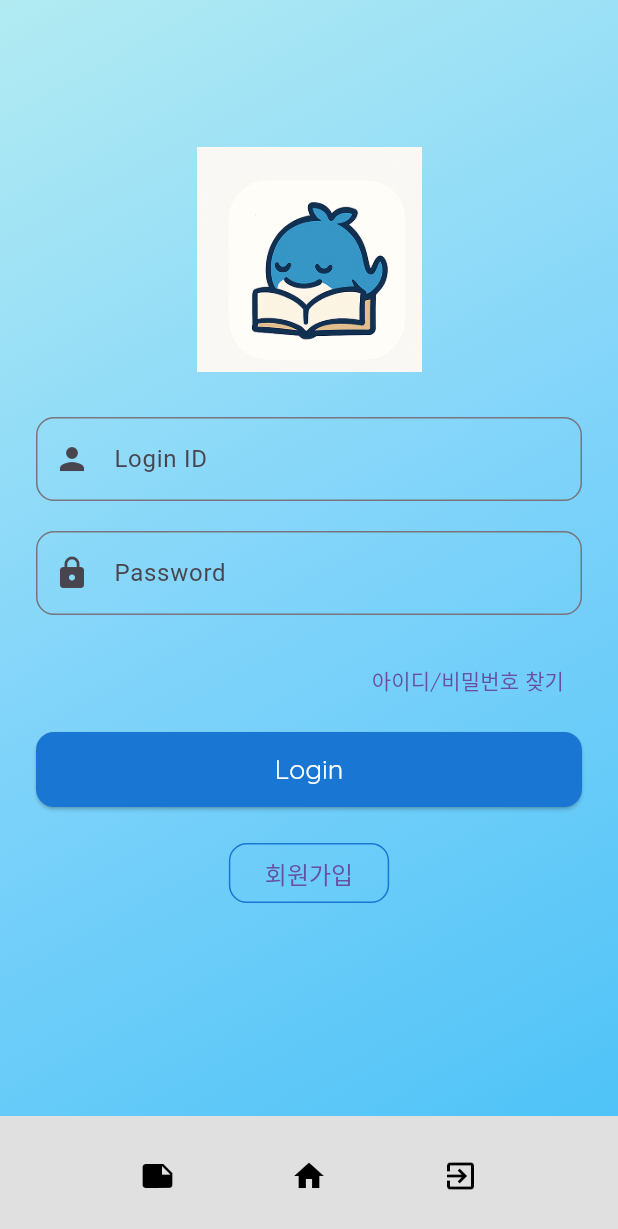
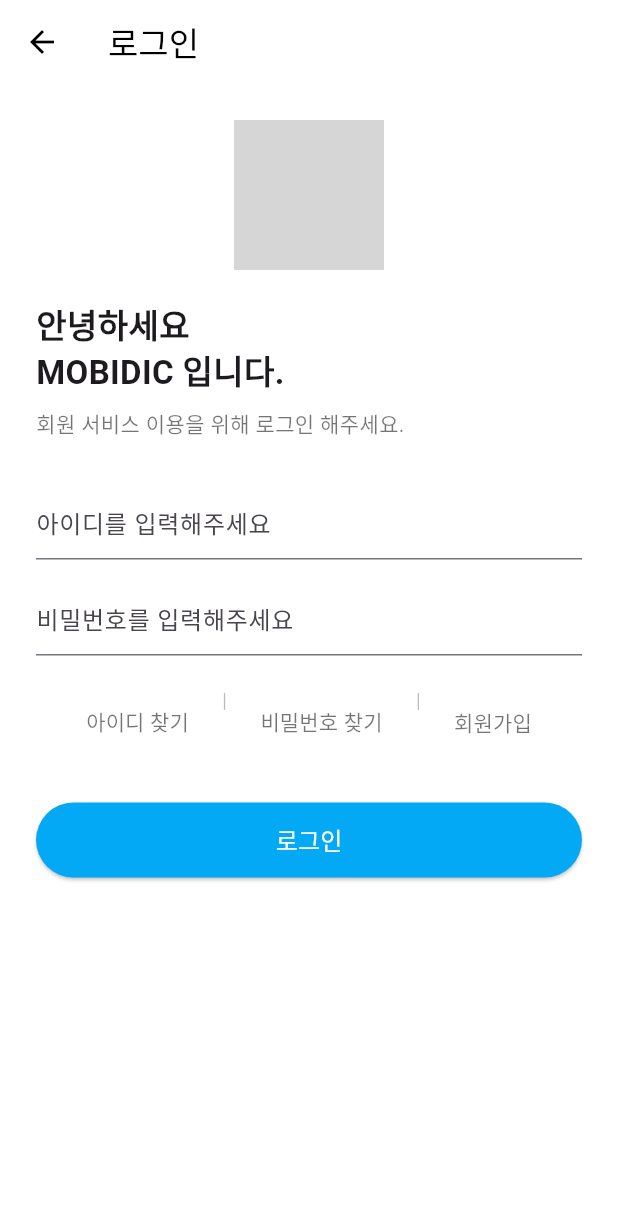
Before and after one commit to kthowns/mobile-dictionary, a Flutter app: the screen it shows after launch, on a phone screen of 412 x 824 dp. Shown: the top 1229 px of the screen. Run offline on Flutter 3.47's test engine with Material 3 defaults, Android fonts, the phone set to English and light mode, and no system bars; grey boxes are pictures that could not be loaded.

Commit message:
fix: 로그인 UI 수정 - 상단에 현재 페이지 이름 - 누끼 딴 어플 아이콘 삽입 - ID/PW/Sign up 페이지 한 번에 표시 - 가독성 위해 배경 흰색 설정 - 버튼 색상 변경 -찾기 및 회원가입 버튼 누르면 한번에 페이지 이동

```diff
--- a/mobidic_flutter/lib/Log_in_page.dart
+++ b/mobidic_flutter/lib/Log_in_page.dart
@@ -1,6 +1,10 @@
 import 'package:flutter/material.dart';
+import 'find_id_page.dart';
+import 'find_pw_page.dart';
 
 class LoginPage extends StatefulWidget {
+  const LoginPage({Key? key}) : super(key: key);
+
   @override
   State<LoginPage> createState() => _LoginPageState();
 }
@@ -12,58 +16,32 @@ class _LoginPageState extends State<LoginPage> {
 
   void handleLogin() async {
     setState(() => isLoading = true);
-    await Future.delayed(Duration(seconds: 2));
+    await Future.delayed(const Duration(seconds: 2));
+
+    if (!mounted) return;
 
     final email = emailController.text;
     final password = passwordController.text;
+    final success = (email == 'testid' && password == 'testpassword');
 
-    if (email == 'testid' && password == 'testpassword') {
     showDialog(
       context: context,
       builder: (_) => AlertDialog(
         title: Text(
-            '\u2705 로그인 성공',
-            style: TextStyle(fontFamily: 'Baloo2'),
+          success ? '✅ 로그인 성공' : '❌ 로그인 실패',
+          style: const TextStyle(fontWeight: FontWeight.bold),
         ),
-          content: Text(
-            '환영합니다, $email 님!',
-            style: TextStyle(fontFamily: 'MPlusRounded1c'),
-          ),
+        content: Text(success
+            ? '환영합니다, $email 님!'
+            : '아이디 또는 비밀번호가 잘못되었습니다.'),
         actions: [
           TextButton(
             onPressed: () => Navigator.pop(context),
-              child: Text(
-                '확인',
-                style: TextStyle(fontFamily: 'Quicksand'),
-              ),
+            child: const Text('확인'),
           ),
         ],
       ),
     );
-    } else {
-      showDialog(
-        context: context,
-        builder: (_) => AlertDialog(
-          title: Text(
-            '\u274C 로그인 실패',
-            style: TextStyle(fontFamily: 'Baloo2'),
-          ),
-          content: Text(
-            '아이디 또는 비밀번호가 잘못되었습니다.',
-            style: TextStyle(fontFamily: 'MPlusRounded1c'),
-          ),
-          actions: [
-            TextButton(
-              onPressed: () => Navigator.pop(context),
-              child: Text(
-                '다시 시도',
-                style: TextStyle(fontFamily: 'Quicksand'),
-              ),
-            ),
-          ],
-        ),
-      );
-    }
 
     setState(() => isLoading = false);
   }
@@ -71,120 +49,108 @@ class _LoginPageState extends State<LoginPage> {
   @override
   Widget build(BuildContext context) {
     return Scaffold(
-      body: Container(
-        width: double.infinity,
-        decoration: const BoxDecoration(
-          gradient: LinearGradient(
-            colors: [Color(0xFFb2ebf2), Color(0xFF81d4fa), Color(0xFF4fc3f7)],
-            begin: Alignment.topLeft,
-            end: Alignment.bottomRight,
+      backgroundColor: Colors.white,
+      appBar: AppBar(
+        backgroundColor: Colors.white,
+        elevation: 0,
+        leading: const Icon(Icons.arrow_back, color: Colors.black),
+        title: const Text('로그인', style: TextStyle(color: Colors.black)),
+        centerTitle: false,
+      ),
+      body: SingleChildScrollView(
+        padding: const EdgeInsets.all(24.0),
+        child: Column(
+          crossAxisAlignment: CrossAxisAlignment.start,
+          children: [
+            Center(child: Image.asset('assets/images/mobidic_icon.png', height: 100)),
+            const SizedBox(height: 20),
+            const Text(
+              '안녕하세요\nMOBIDIC 입니다.',
+              style: TextStyle(
+                fontSize: 22,
+                fontWeight: FontWeight.bold,
               ),
             ),
-        child: Center(
-          child: SingleChildScrollView(
-            padding: const EdgeInsets.all(24.0),
-            child: Column(
-              children: [
-                Image.asset('assets/whale.png', height: 150),
-                const SizedBox(height: 30),
+            const SizedBox(height: 8),
+            const Text(
+              '회원 서비스 이용을 위해 로그인 해주세요.',
+              style: TextStyle(color: Colors.black54),
+            ),
+            const SizedBox(height: 32),
             TextField(
               controller: emailController,
-                  decoration: InputDecoration(
-                    labelText: 'Login ID',
-                    prefixIcon: const Icon(Icons.person),
-                    border: OutlineInputBorder(
-                      borderRadius: BorderRadius.circular(12),
+              decoration: const InputDecoration(
+                hintText: '아이디를 입력해주세요',
+                border: UnderlineInputBorder(),
               ),
             ),
-                  style: const TextStyle(fontFamily: 'MPlusRounded1c'),
-                ),
-                const SizedBox(height: 20),
+            const SizedBox(height: 16),
             TextField(
               controller: passwordController,
               obscureText: true,
-                  decoration: InputDecoration(
-                    labelText: 'Password',
-                    prefixIcon: const Icon(Icons.lock),
-                    border: OutlineInputBorder(
-                      borderRadius: BorderRadius.circular(12),
+              decoration: const InputDecoration(
+                hintText: '비밀번호를 입력해주세요',
+                border: UnderlineInputBorder(),
               ),
             ),
-                  style: const TextStyle(fontFamily: 'MPlusRounded1c'),
+            const SizedBox(height: 20),
+            Center(
+              child: Wrap(
+                spacing: 10,
+                alignment: WrapAlignment.center,
+                children: [
+                  TextButton(
+                    onPressed: () {
+                      Navigator.push(
+                        context,
+                        MaterialPageRoute(builder: (_) => const FindIdPage()),
+                      );
+                    },
+                    child: const Text('아이디 찾기', style: TextStyle(color: Colors.black54)),
                   ),
-                const SizedBox(height: 20),
-                Align(
-                  alignment: Alignment.centerRight,
-                  child: TextButton(
+                  const Text('|', style: TextStyle(color: Colors.black26)),
+                  TextButton(
                     onPressed: () {
-                      Navigator.pushNamed(context, '/find');
+                      Navigator.push(
+                        context,
+                        MaterialPageRoute(builder: (_) => const FindPwPage()),
+                      );
                     },
-                    child: const Text(
-                      '아이디/비밀번호 찾기',
-                      style: TextStyle(fontFamily: 'Quicksand'),
+                    child: const Text('비밀번호 찾기', style: TextStyle(color: Colors.black54)),
+                  ),
+                  const Text('|', style: TextStyle(color: Colors.black26)),
+                  TextButton(
+                    onPressed: () {
+                      Navigator.pushNamed(context, '/signup');
+                    },
+                    child: const Text('회원가입', style: TextStyle(color: Colors.black54)),
+                  ),
+                ],
               ),
             ),
-                ),
-                const SizedBox(height: 10),
-                AnimatedContainer(
-                  duration: const Duration(milliseconds: 300),
+            const SizedBox(height: 30),
+            SizedBox(
               width: double.infinity,
               height: 50,
               child: ElevatedButton(
                 onPressed: isLoading ? null : handleLogin,
                 style: ElevatedButton.styleFrom(
-                      backgroundColor: Colors.blue.shade700,
+                  backgroundColor: Colors.lightBlue,
                   shape: RoundedRectangleBorder(
-                        borderRadius: BorderRadius.circular(12),
+                    borderRadius: BorderRadius.circular(30),
                   ),
-                      textStyle: const TextStyle(fontFamily: 'Quicksand'),
                 ),
                 child: isLoading
                     ? const CircularProgressIndicator(
                   valueColor: AlwaysStoppedAnimation<Color>(Colors.white),
                 )
                     : const Text(
-                      'Login',
-                      style: TextStyle(
-                        fontSize: 18,
-                        color: Colors.white,
-                        fontFamily: 'Quicksand',
+                  '로그인',
+                  style: TextStyle(fontSize: 16, color: Colors.white),
                 ),
               ),
             ),
-                ),
-                const SizedBox(height: 20),
-                OutlinedButton(
-                  onPressed: () => Navigator.pushNamed(context, '/signup'),
-                  style: OutlinedButton.styleFrom(
-                    side: BorderSide(color: Colors.blue.shade700),
-                    shape: RoundedRectangleBorder(
-                      borderRadius: BorderRadius.circular(12),
-                    ),
-                    textStyle: const TextStyle(fontFamily: 'Quicksand'),
-                  ),
-                  child: const Text(
-                    '회원가입',
-                    style: TextStyle(fontSize: 16),
-                  ),
-                ),
-                const SizedBox(height: 40), // 하단바를 가릴 여유 공간
           ],
-            ),
-          ),
-        ),
-      ),
-      bottomNavigationBar: BottomAppBar(
-        color: Colors.grey[300],
-        child: Padding(
-          padding: const EdgeInsets.symmetric(vertical: 4.0),
-          child: Row(
-            mainAxisAlignment: MainAxisAlignment.spaceEvenly,
-            children: const [
-              Icon(Icons.note, color: Colors.black),
-              Icon(Icons.home, color: Colors.black),
-              Icon(Icons.exit_to_app, color: Colors.black),
-            ],
-          ),
         ),
       ),
     );
```
Lines whose indentation alone changed are shown as unchanged.
